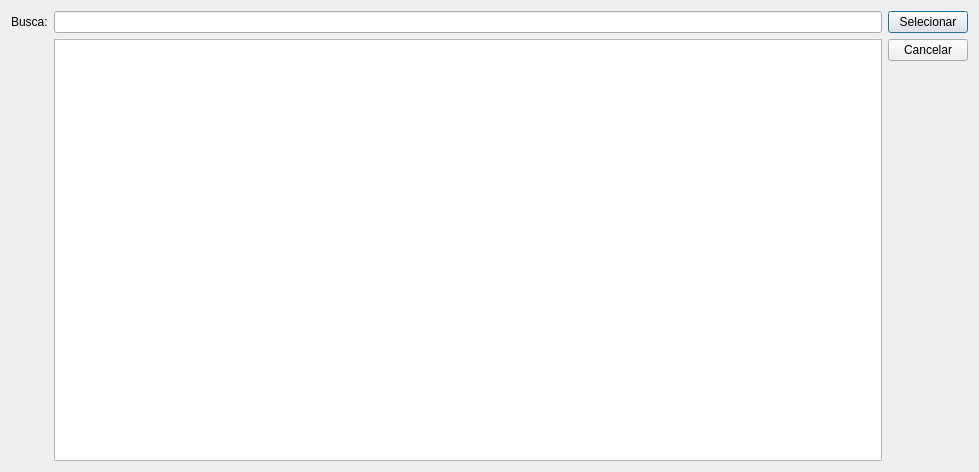
Before: the Qt Designer form searchdialog.ui in lellisls/ERP-STACCATO, drawn with Qt 5.
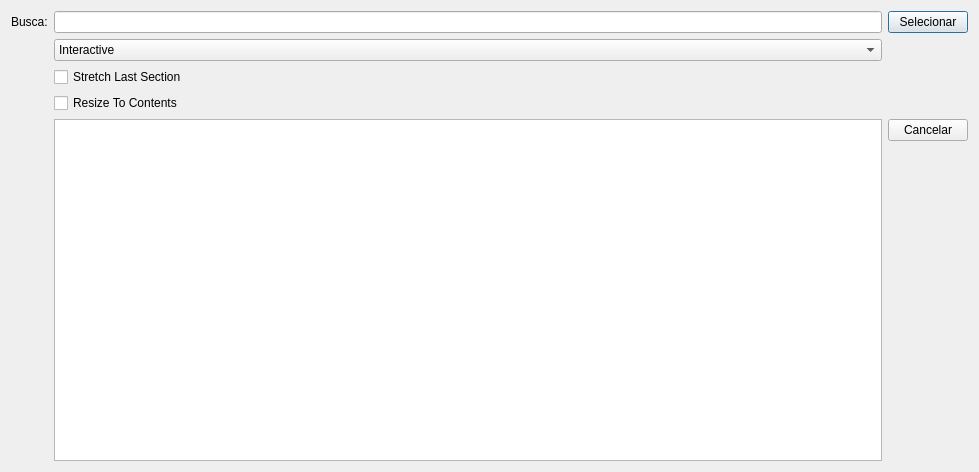
After: the same form once the commit is applied.

Commit message:
Alteração em tempo de execução do redimensionamento da tabela de busca
(Será revertido depois)

What changed in the file:
```diff
--- a/searchdialog.ui
+++ b/searchdialog.ui
@@ -14,13 +14,37 @@
    <string>Buscar produto</string>
   </property>
   <layout class="QGridLayout" name="gridLayout">
-   <item row="0" column="2">
-    <widget class="QPushButton" name="pushButtonSelecionar">
+   <item row="1" column="1">
+    <widget class="QComboBox" name="comboBox">
+     <item>
+      <property name="text">
+       <string>Interactive</string>
+      </property>
+     </item>
+     <item>
+      <property name="text">
+       <string>Fixed</string>
+      </property>
+     </item>
+     <item>
+      <property name="text">
+       <string>Stretch</string>
+      </property>
+     </item>
+     <item>
+      <property name="text">
+       <string>ResizeToContents</string>
+      </property>
+     </item>
+    </widget>
+   </item>
+   <item row="4" column="2">
+    <widget class="QPushButton" name="pushButtonCancelar">
      <property name="text">
-      <string>Selecionar</string>
+      <string>Cancelar</string>
      </property>
-     <property name="default">
-      <bool>true</bool>
+     <property name="autoDefault">
+      <bool>false</bool>
      </property>
     </widget>
    </item>
@@ -47,17 +71,24 @@
      </property>
     </widget>
    </item>
-   <item row="1" column="2">
-    <widget class="QPushButton" name="pushButtonCancelar">
+   <item row="0" column="2">
+    <widget class="QPushButton" name="pushButtonSelecionar">
      <property name="text">
-      <string>Cancelar</string>
+      <string>Selecionar</string>
      </property>
-     <property name="autoDefault">
-      <bool>false</bool>
+     <property name="default">
+      <bool>true</bool>
      </property>
     </widget>
    </item>
-   <item row="1" column="1" rowspan="2">
+   <item row="2" column="1">
+    <widget class="QCheckBox" name="checkBox">
+     <property name="text">
+      <string>Stretch Last Section</string>
+     </property>
+    </widget>
+   </item>
+   <item row="4" column="1" rowspan="2">
     <widget class="QTableView" name="tableBusca">
      <property name="toolTip">
       <string>&lt;html&gt;&lt;head/&gt;&lt;body&gt;&lt;p&gt;Clique duas vezes sobre a linha para selecionar&lt;/p&gt;&lt;/body&gt;&lt;/html&gt;</string>
@@ -79,6 +110,13 @@
      </property>
     </widget>
    </item>
+   <item row="3" column="1">
+    <widget class="QCheckBox" name="checkBox_2">
+     <property name="text">
+      <string>Resize To Contents</string>
+     </property>
+    </widget>
+   </item>
   </layout>
  </widget>
  <resources/>
```
The commit also changes 2 other files.
